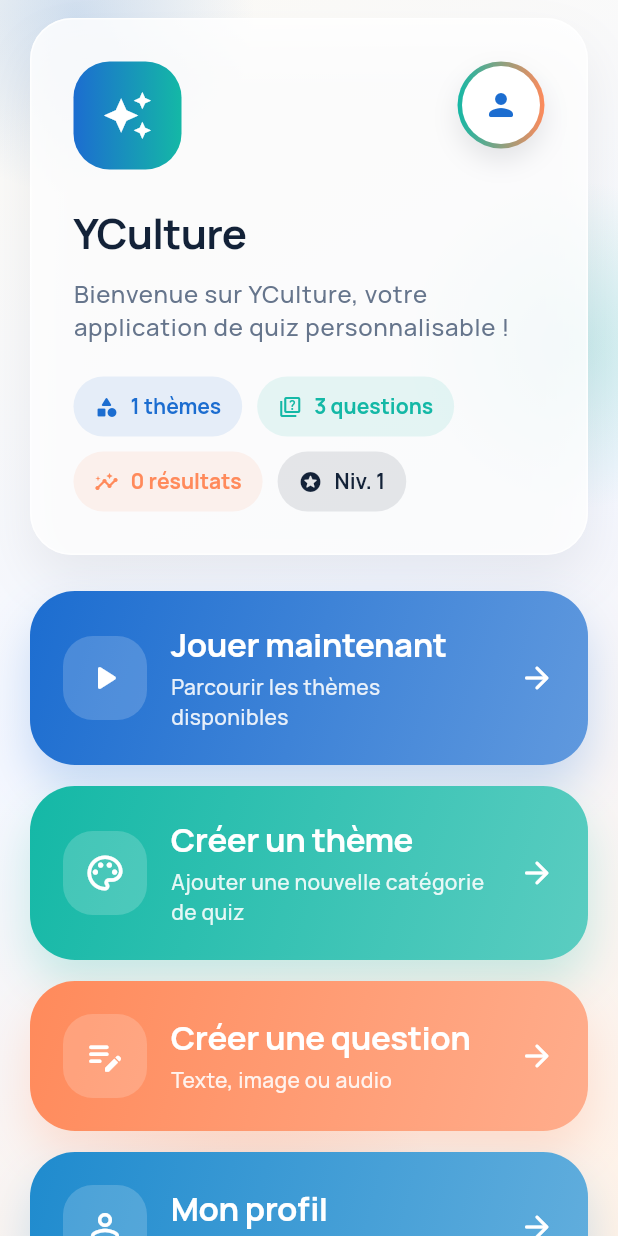
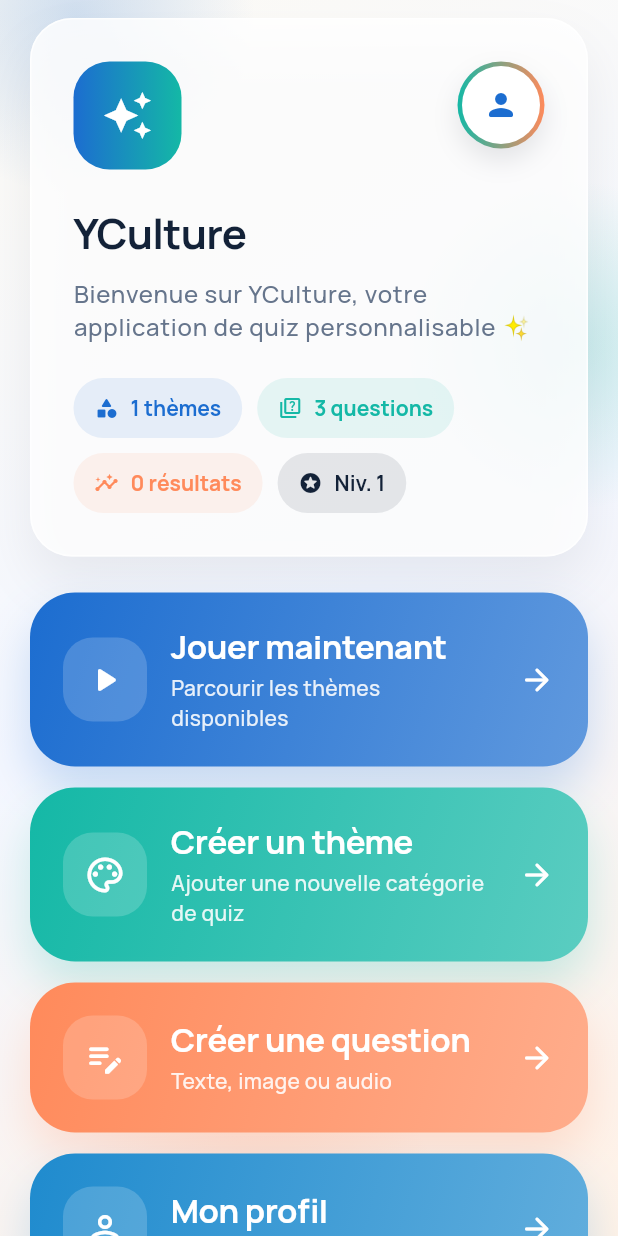
Before and after one commit to Namioumiou/YCulture, a Flutter app: the screen it shows after launch, on a phone screen of 412 x 824 dp. Run offline on Flutter 3.47's test engine with Material 3 defaults, Android fonts, the phone set to English and light mode, and no system bars; our stand-ins replace audioplayers, file_picker, google_fonts, image_picker, shared_preferences; missing offline and left inert: record.

Commit message:
Fixed home screen welcome text

```diff
--- a/app/lib/screens/home_screen.dart
+++ b/app/lib/screens/home_screen.dart
@@ -36,7 +36,10 @@ class HomeScreen extends StatelessWidget {
                                 height: 72,
                                 decoration: BoxDecoration(
                                   gradient: const LinearGradient(
-                                  colors: [AppColors.primary, AppColors.secondary],
+                                    colors: [
+                                      AppColors.primary,
+                                      AppColors.secondary,
+                                    ],
                                   ),
                                   borderRadius: BorderRadius.circular(24),
                                 ),
@@ -53,7 +56,8 @@ class HomeScreen extends StatelessWidget {
                                   Navigator.push(
                                     context,
                                     MaterialPageRoute(
-                                    builder: (context) => const ProfileScreen(),
+                                      builder: (context) =>
+                                          const ProfileScreen(),
                                     ),
                                   );
                                 },
@@ -67,10 +71,9 @@ class HomeScreen extends StatelessWidget {
                           ),
                           const SizedBox(height: 12),
                           Text(
-                          'Bienvenue sur YCulture, votre application de quiz personnalisable !',
-                          style: Theme.of(context).textTheme.bodyLarge?.copyWith(
-                            color: AppColors.muted,
-                          ),
+                            'Bienvenue sur YCulture, votre application de quiz personnalisable ✨',
+                            style: Theme.of(context).textTheme.bodyLarge
+                                ?.copyWith(color: AppColors.muted),
                           ),
                           const SizedBox(height: 22),
                           Wrap(
@@ -83,12 +86,14 @@ class HomeScreen extends StatelessWidget {
                               ),
                               AppInfoChip(
                                 icon: Icons.quiz_outlined,
-                              label: '${quizProvider.questions.length} questions',
+                                label:
+                                    '${quizProvider.questions.length} questions',
                                 color: AppColors.secondary,
                               ),
                               AppInfoChip(
                                 icon: Icons.insights_outlined,
-                              label: '${quizProvider.results.length} résultats',
+                                label:
+                                    '${quizProvider.results.length} résultats',
                                 color: AppColors.accent,
                               ),
                               AppInfoChip(
@@ -176,10 +181,7 @@ class _HomeProfileAvatar extends StatefulWidget {
   final String? avatarId;
   final VoidCallback onTap;
 
-  const _HomeProfileAvatar({
-    required this.avatarId,
-    required this.onTap,
-  });
+  const _HomeProfileAvatar({required this.avatarId, required this.onTap});
 
   @override
   State<_HomeProfileAvatar> createState() => _HomeProfileAvatarState();
@@ -223,7 +225,9 @@ class _HomeProfileAvatarState extends State<_HomeProfileAvatar> {
 
   @override
   Widget build(BuildContext context) {
-    final avatarPath = widget.avatarId != null ? _avatarById[widget.avatarId] : null;
+    final avatarPath = widget.avatarId != null
+        ? _avatarById[widget.avatarId]
+        : null;
 
     return GestureDetector(
       onTap: widget.onTap,
@@ -323,9 +327,9 @@ class _MenuButton extends StatelessWidget {
                     children: [
                       Text(
                         label,
-                        style: Theme.of(context).textTheme.titleLarge?.copyWith(
-                          color: Colors.white,
-                        ),
+                        style: Theme.of(
+                          context,
+                        ).textTheme.titleLarge?.copyWith(color: Colors.white),
                       ),
                       const SizedBox(height: 4),
                       Text(
@@ -338,10 +342,7 @@ class _MenuButton extends StatelessWidget {
                   ),
                 ),
                 const SizedBox(width: 12),
-                const Icon(
-                  Icons.arrow_forward_rounded,
-                  color: Colors.white,
-                ),
+                const Icon(Icons.arrow_forward_rounded, color: Colors.white),
               ],
             ),
           ),
```
Lines whose indentation alone changed are shown as unchanged.
